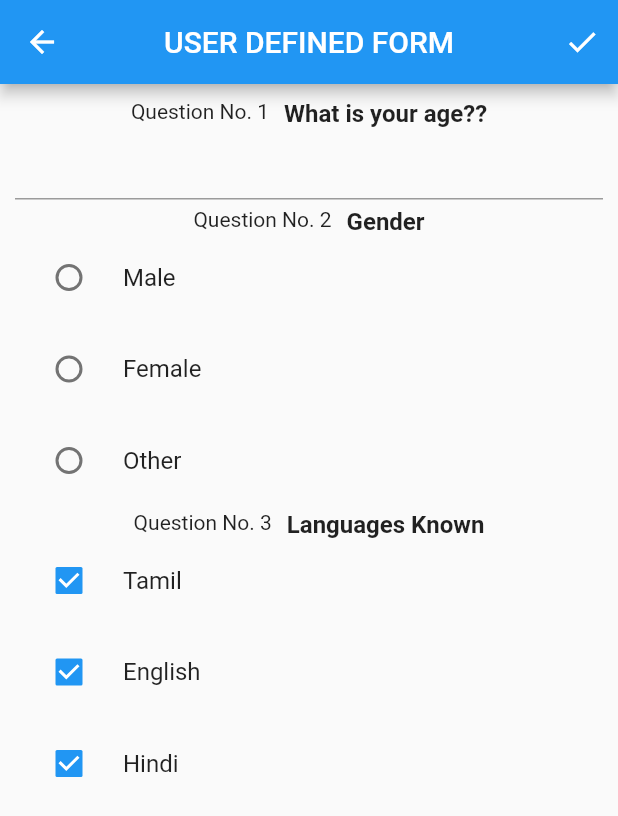
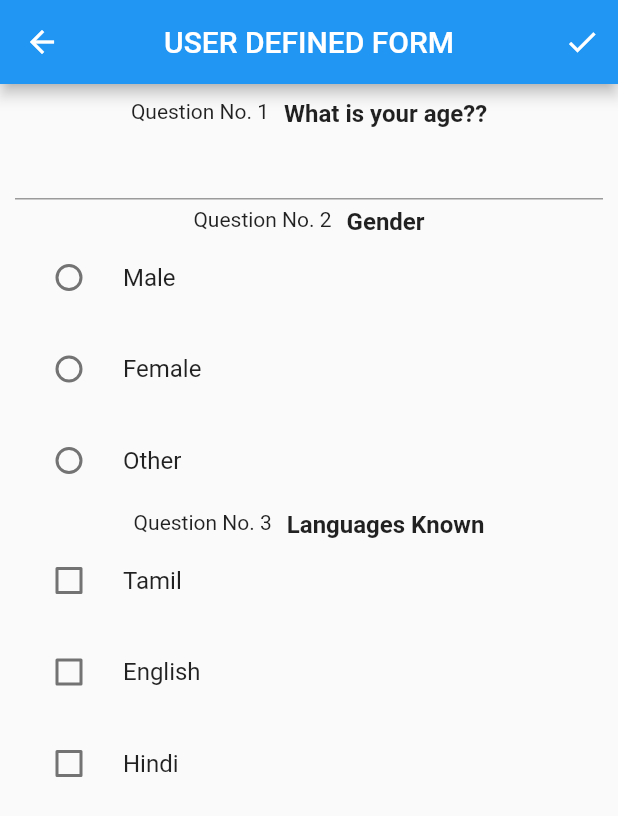
Before and after one commit to JOHNJNK/Form_Creator, a Flutter app: the FormCreator screen opened directly, after a tap on the "send" icon, on a phone screen of 412 x 824 dp. Shown: the top 816 px of the screen. Run offline on Flutter 3.47's test engine with Material 2 defaults, Android fonts, the phone set to English and light mode, and no system bars; our stand-ins replace flutter_speed_dial.

```diff
--- a/lib/DynamicForm.dart
+++ b/lib/DynamicForm.dart
@@ -74,7 +74,16 @@ class _Dynamic_FormState extends State<Dynamic_Form> {
 
   CATag(pos,index){
     var value = maindata[index]['ques'];
+    var ans = _answer[index]['answer'];
     List d =maindata[index]['options'];
+    if(ans==null){
+      _answer[index]['answer']=[];
+      for(int i=0;i<d.length;i++){
+        _answer[index]['answer'].add(false);
+      }
+
+    }
+
     return Column(
       children: [
         Wrap(
@@ -98,12 +107,11 @@ class _Dynamic_FormState extends State<Dynamic_Form> {
             itemBuilder: (context,ind){
               return CheckboxListTile(
                   title: Text(d[ind]),
-                  value: true,
+                  value: _answer[index]['answer'][ind],
                   controlAffinity: ListTileControlAffinity.leading,
-                  //groupValue: _answer[index]['answer'],
                   onChanged: (val){
                     setState(() {
-                      //_answer[index]['answer'];
+                      _answer[index]['answer'][ind]=val;
                     });
                   }
               );
@@ -146,7 +154,7 @@ class _Dynamic_FormState extends State<Dynamic_Form> {
                   groupValue: _answer[index]['answer'],
                   onChanged: (val){
                     setState(() {
-                      _answer[index]['answer'];
+                      _answer[index]['answer']=d[ind];
                     });
                   }
               );
--- a/lib/UserDesigningForm.dart
+++ b/lib/UserDesigningForm.dart
@@ -114,7 +114,7 @@ class _FormCreatorState extends State<FormCreator> {
                 color: Colors.red,
               ),
           ),
-          Flexible(child: ListView(children: [Text(_result)]),),
+          //Flexible(child: ListView(children: [Text(_result)]),),
         ],
       ),
       floatingActionButton: SpeedDial(
```
